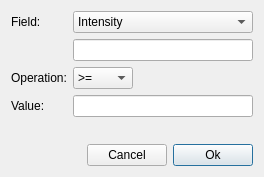
Old version of the form source/VISUAL/DIALOGS/DataFilterDialog.ui in the repository hroest/flaming-archer.
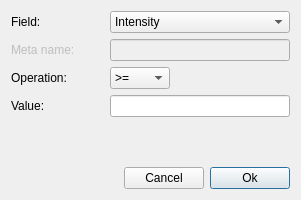
New version of the form.

Commit message: added meta data filtering

```diff
--- a/source/VISUAL/DIALOGS/DataFilterDialog.ui
+++ b/source/VISUAL/DIALOGS/DataFilterDialog.ui
@@ -8,8 +8,8 @@
    <rect>
     <x>0</x>
     <y>0</y>
-    <width>257</width>
-    <height>177</height>
+    <width>296</width>
+    <height>200</height>
    </rect>
   </property>
   <property name="windowTitle" >
@@ -23,7 +23,7 @@
      </property>
     </widget>
    </item>
-   <item row="0" column="1" >
+   <item row="0" column="2" >
     <widget class="QComboBox" name="field_" >
      <property name="maximumSize" >
       <size>
@@ -48,8 +48,21 @@
      </item>
     </widget>
    </item>
-   <item row="1" column="1" >
-    <widget class="QLineEdit" name="meta_name_" >
+   <item row="1" column="0" colspan="2" >
+    <widget class="QLabel" name="meta_name_label_" >
+     <property name="enabled" >
+      <bool>false</bool>
+     </property>
+     <property name="text" >
+      <string>Meta name:</string>
+     </property>
+    </widget>
+   </item>
+   <item row="1" column="2" >
+    <widget class="QLineEdit" name="meta_name_field_" >
+     <property name="enabled" >
+      <bool>false</bool>
+     </property>
      <property name="maximumSize" >
       <size>
        <width>180</width>
@@ -65,7 +78,7 @@
      </property>
     </widget>
    </item>
-   <item row="2" column="1" >
+   <item row="2" column="2" >
     <widget class="QComboBox" name="op_" >
      <property name="maximumSize" >
       <size>
@@ -97,7 +110,7 @@
      </property>
     </widget>
    </item>
-   <item row="3" column="1" >
+   <item row="3" column="2" >
     <widget class="QLineEdit" name="value_" >
      <property name="maximumSize" >
       <size>
@@ -107,20 +120,20 @@
      </property>
     </widget>
    </item>
-   <item row="4" column="1" >
+   <item row="4" column="1" colspan="2" >
     <spacer>
      <property name="orientation" >
       <enum>Qt::Vertical</enum>
      </property>
      <property name="sizeHint" >
       <size>
-       <width>180</width>
-       <height>111</height>
+       <width>217</width>
+       <height>21</height>
       </size>
      </property>
     </spacer>
    </item>
-   <item row="5" column="0" colspan="2" >
+   <item row="5" column="0" colspan="3" >
     <layout class="QHBoxLayout" >
      <item>
       <spacer>
```
Left out of the diff: 12 changed lines with no effect on the pictures. The commit also changes 6 other files.
